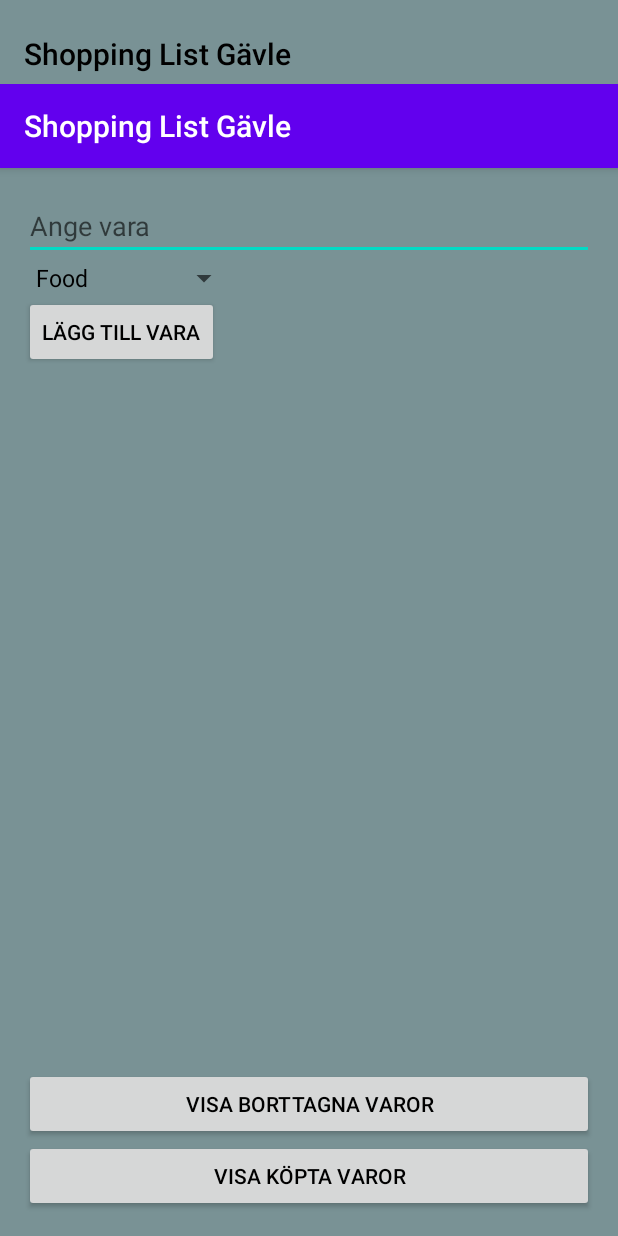
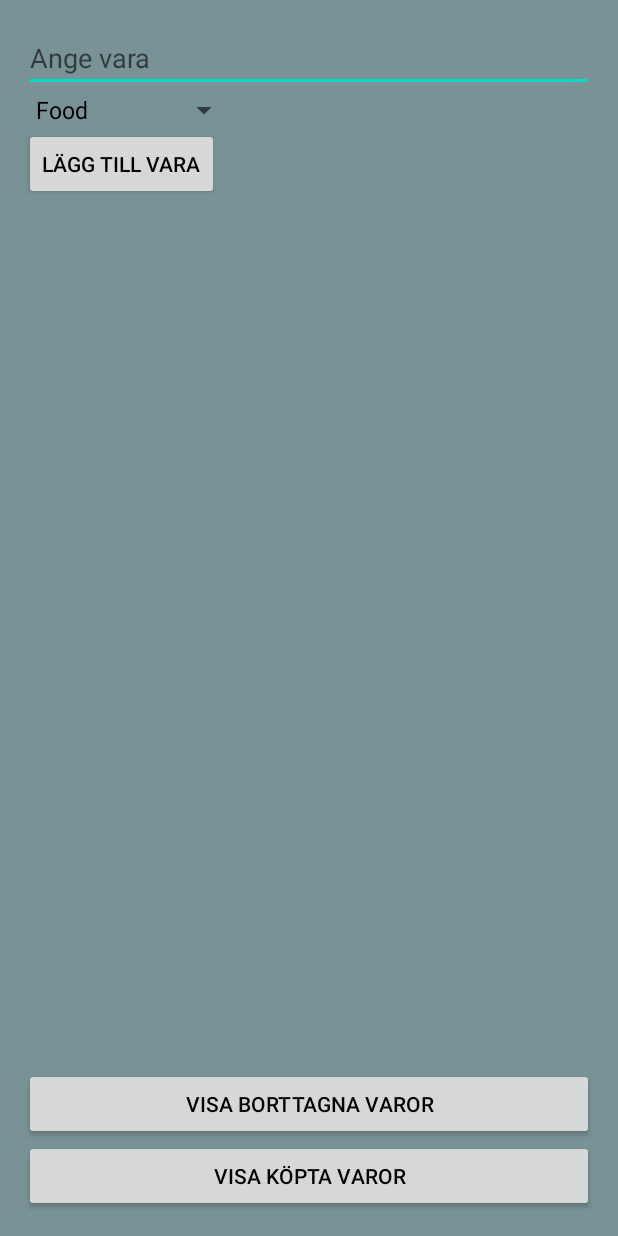
Before and after one commit to TorosK/Shopping_List_Gavle, an Android app built with Jetpack Compose: the screen it shows after launch (MainActivity), on a phone screen of 412 x 824 dp. Run offline under Robolectric (Android 15) with nearby library versions, the phone set to English and light mode, and no system bars.

Commit message:
more code

```diff
--- a/app/src/main/AndroidManifest.xml
+++ b/app/src/main/AndroidManifest.xml
@@ -3,6 +3,7 @@
 <manifest xmlns:android="http://schemas.android.com/apk/res/android"
     xmlns:tools="http://schemas.android.com/tools">
 
+    <!-- android:theme="@style/AppTheme" -->
     <application
         android:allowBackup="true"
         android:dataExtractionRules="@xml/data_extraction_rules"
@@ -11,7 +12,7 @@
         android:label="@string/app_name"
         android:roundIcon="@mipmap/ic_launcher_round"
         android:supportsRtl="true"
-        android:theme="@style/AppTheme"
+        android:theme="@style/Theme.Shopping_List_Gavle"
         tools:targetApi="31">
         <activity
             android:name=".MainActivity"
--- a/app/src/main/res/values/themes.xml
+++ b/app/src/main/res/values/themes.xml
@@ -1,5 +1,13 @@
 <?xml version="1.0" encoding="utf-8"?>
 <!-- AndroidStudioProjects\Shopping_List_Gavle\app\src\main\res\values\themes.xml -->
 <resources>
-    <style name="Theme.Shopping_List_Gavle" parent="android:Theme.Material.Light.NoActionBar" />
+    <style name="Theme.Shopping_List_Gavle" parent="Theme.AppCompat.Light.NoActionBar">
+        <item name="colorPrimary">@color/colorPrimary</item>
+        <item name="colorPrimaryDark">@color/colorPrimaryDark</item>
+        <item name="colorAccent">@color/colorAccent</item>
+        <item name="android:textColor">@color/textColor</item>
+        <item name="android:windowBackground">@color/windowBackground</item>
+        <item name="android:navigationBarColor">@color/navigationBarColor</item>
+        <item name="android:statusBarColor">@color/statusBarColor</item>
+    </style>
 </resources>
```
